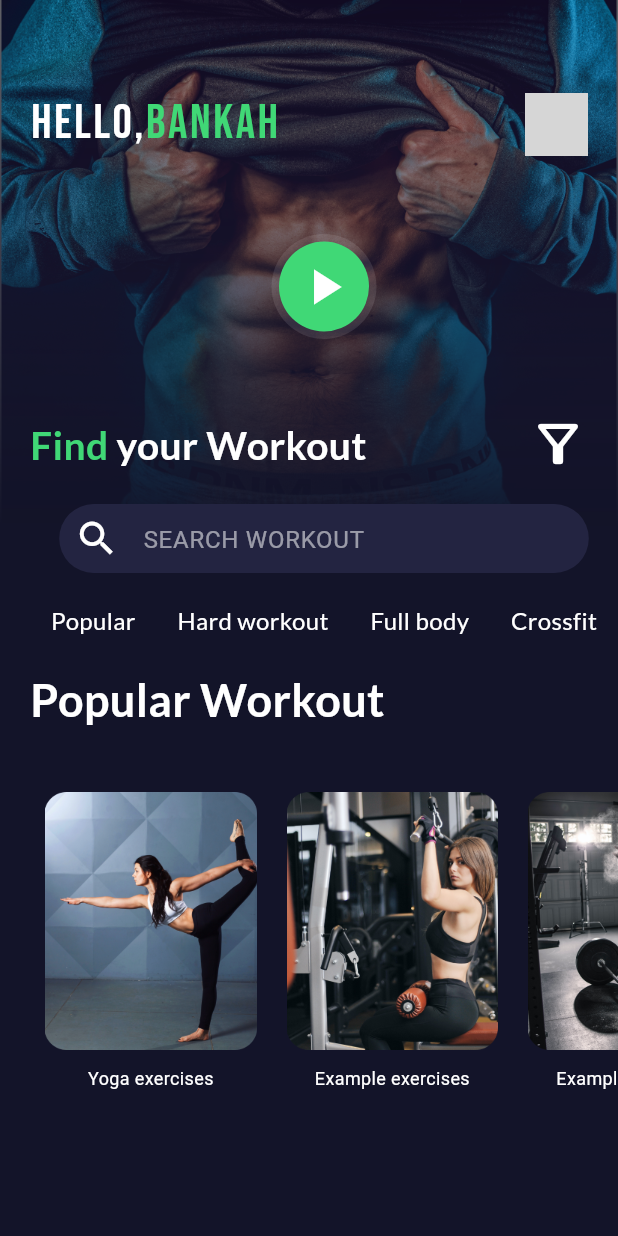
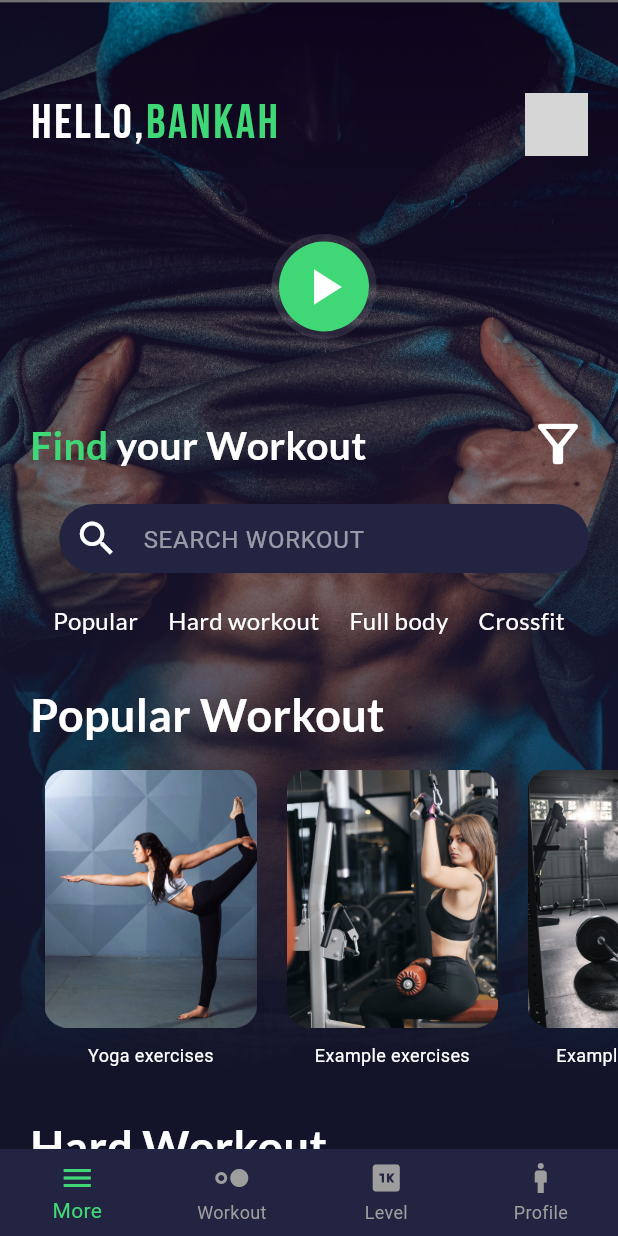
Before and after one commit to bankah-junior/Flutter_Projects, a Flutter app: the HomeView screen opened directly, on a phone screen of 412 x 824 dp. Run offline on Flutter 3.47's test engine with Material 3 defaults, Android fonts, the phone set to English and light mode, and no system bars; our stand-ins replace google_fonts; grey boxes are pictures that could not be loaded.

Commit message:
Added Profile Screen

```diff
--- /dev/null
+++ b/lib/customWidgets/bottom_navbar.dart
@@ -0,0 +1,75 @@
+import 'package:flutter/material.dart';
+import 'package:flutter_masterclass/screens/home_view.dart';
+import 'package:flutter_masterclass/screens/profile.dart';
+import 'package:flutter_masterclass/screens/welcom_view.dart';
+
+class BottomNavBar extends StatefulWidget {
+  const BottomNavBar({super.key});
+
+  @override
+  State<BottomNavBar> createState() => _BottomNavBarState();
+}
+
+class _BottomNavBarState extends State<BottomNavBar> {
+  final int _selectedIndex = 0;
+
+  @override
+  Widget build(BuildContext context) {
+    return BottomNavigationBar(
+      items: const <BottomNavigationBarItem>[
+        BottomNavigationBarItem(
+          icon: Icon(Icons.menu),
+          label: "More",
+        ),
+        BottomNavigationBarItem(
+          icon: Icon(Icons.hdr_strong),
+          label: "Workout",
+        ),
+        BottomNavigationBarItem(
+          icon: Icon(Icons.one_k),
+          label: "Level",
+        ),
+        BottomNavigationBarItem(
+          icon: Icon(Icons.man),
+          label: "Profile",
+        ),
+      ],
+      currentIndex: _selectedIndex,
+      selectedItemColor: const Color(0xFF40D876),
+      unselectedItemColor: Colors.grey,
+      showSelectedLabels: true,
+      showUnselectedLabels: true,
+      backgroundColor: const Color(0xFF232441),
+      elevation: 5,
+      type: BottomNavigationBarType.fixed,
+      onTap: (int index) {
+        switch (index) {
+          case 0:
+            Navigator.push(
+              context,
+              MaterialPageRoute(builder: (context) => const HomeView()),
+            );
+            break;
+          case 1:
+            Navigator.push(
+              context,
+              MaterialPageRoute(builder: (context) => const HomeView()),
+            );
+            break;
+          case 2:
+            Navigator.push(
+              context,
+              MaterialPageRoute(builder: (context) => const WelcomView()),
+            );
+            break;
+          case 3:
+            Navigator.push(
+              context,
+              MaterialPageRoute(builder: (context) => const Profile()),
+            );
+            break;
+        }
+      },
+    );
+  }
+}
--- /dev/null
+++ b/lib/customWidgets/card_body.dart
@@ -0,0 +1,43 @@
+import 'package:flutter/material.dart';
+
+class CardBody extends StatelessWidget {
+  const CardBody({
+    super.key,
+    required this.image,
+    required this.text,
+  });
+
+  final ImageProvider<Object> image;
+  final String text;
+
+  @override
+  Widget build(BuildContext context) {
+    return Padding(
+      padding: const EdgeInsets.symmetric(horizontal: 10.0),
+      child: Column(
+        children: [
+          Container(
+            height: 172,
+            width: 141,
+            decoration: BoxDecoration(
+              image: DecorationImage(
+                image: image,
+                fit: BoxFit.cover,
+              ),
+            ),
+          ),
+          const SizedBox(
+            height: 10,
+          ),
+          Text(
+            text,
+            style: const TextStyle(
+              color: Colors.white,
+              fontSize: 12,
+            ),
+          ),
+        ],
+      ),
+    );
+  }
+}
--- /dev/null
+++ b/lib/customWidgets/card_heading.dart
@@ -0,0 +1,30 @@
+import 'package:flutter/material.dart';
+import 'package:google_fonts/google_fonts.dart';
+
+class CardHeading extends StatelessWidget {
+  const CardHeading({
+    super.key,
+    required this.text,
+  });
+
+  final String text;
+
+  @override
+  Widget build(BuildContext context) {
+    return Padding(
+      padding: const EdgeInsets.only(top: 30),
+      child: Row(
+        children: [
+          Text(
+            text,
+            style: GoogleFonts.lato(
+              fontSize: 30,
+              color: Colors.white,
+              fontWeight: FontWeight.bold,
+            ),
+          ),
+        ],
+      ),
+    );
+  }
+}
--- a/lib/screens/home_view.dart
+++ b/lib/screens/home_view.dart
@@ -1,5 +1,9 @@
 import 'package:flutter/material.dart';
+import 'package:flutter_masterclass/customWidgets/bottom_navbar.dart';
+import 'package:flutter_masterclass/customWidgets/card_body.dart';
+import 'package:flutter_masterclass/customWidgets/card_heading.dart';
 import 'package:flutter_masterclass/screens/mode.dart';
+import 'package:flutter_masterclass/screens/welcom_view.dart';
 import 'package:google_fonts/google_fonts.dart';
 
 class HomeView extends StatefulWidget {
@@ -25,12 +29,21 @@ class _HomeViewState extends State<HomeView> {
       name: "Example exercises",
     ),
   ];
+
+  final List menu = [
+    "Popular",
+    "Hard workout",
+    "Full body",
+    "Crossfit",
+  ];
+
   @override
   Widget build(BuildContext context) {
     return Scaffold(
-      body: Container(
-        width: double.infinity,
-        height: double.infinity,
+      body: SingleChildScrollView(
+        child: Container(
+          // width: double.infinity,
+          // height: double.infinity,
           decoration: const BoxDecoration(
             image: DecorationImage(
               image: AssetImage("assets/images/image3.png"),
@@ -94,6 +107,18 @@ class _HomeViewState extends State<HomeView> {
                       borderRadius: BorderRadius.circular(40.0),
                     ),
                     child: Center(
+                      child: TextButton(
+                        style: TextButton.styleFrom(
+                          padding: const EdgeInsets.all(0),
+                        ),
+                        onPressed: () {
+                          Navigator.push(
+                            context,
+                            MaterialPageRoute(
+                              builder: (context) => const WelcomView(),
+                            ),
+                          );
+                        },
                         child: Container(
                           height: 60,
                           width: 60,
@@ -106,6 +131,7 @@ class _HomeViewState extends State<HomeView> {
                               Icons.play_arrow,
                               size: 40,
                               color: Colors.white,
+                            ),
                           ),
                         ),
                       ),
@@ -175,57 +201,29 @@ class _HomeViewState extends State<HomeView> {
                 ),
                 Padding(
                   padding: const EdgeInsets.only(top: 20),
+                  child: SingleChildScrollView(
+                    scrollDirection: Axis.horizontal,
                     child: Row(
                       mainAxisAlignment: MainAxisAlignment.spaceAround,
                       children: [
-                    Text(
-                      "Popular",
+                        for (int i = 0; i < menu.length; i++)
+                          Padding(
+                            padding: const EdgeInsets.only(right: 20.0),
+                            child: Text(
+                              menu[i],
                               style: GoogleFonts.lato(
                                 fontSize: 16,
                                 color: Colors.white,
                               ),
                             ),
-                    Text(
-                      "Hard workout",
-                      style: GoogleFonts.lato(
-                        fontSize: 16,
-                        color: Colors.white,
-                      ),
-                    ),
-                    Text(
-                      "Full body",
-                      style: GoogleFonts.lato(
-                        fontSize: 16,
-                        color: Colors.white,
-                      ),
-                    ),
-                    Text(
-                      "Crossfit",
-                      style: GoogleFonts.lato(
-                        fontSize: 16,
-                        color: Colors.white,
-                      ),
                           ),
                       ],
                     ),
                   ),
+                ),
+                const CardHeading(text: "Popular Workout"),
                 Padding(
-                padding: const EdgeInsets.only(top: 20),
-                child: Row(
-                  children: [
-                    Text(
-                      "Popular Workout",
-                      style: GoogleFonts.lato(
-                        fontSize: 30,
-                        color: Colors.white,
-                        fontWeight: FontWeight.bold,
-                      ),
-                    ),
-                  ],
-                ),
-              ),
-              Padding(
-                padding: const EdgeInsets.only(top: 40),
+                  padding: const EdgeInsets.only(top: 15),
                   child: SizedBox(
                     width: double.infinity,
                     height: 200,
@@ -233,40 +231,72 @@ class _HomeViewState extends State<HomeView> {
                         itemCount: catego.length,
                         scrollDirection: Axis.horizontal,
                         itemBuilder: (BuildContext context, index) {
-                        return Padding(
-                          padding: const EdgeInsets.symmetric(horizontal: 10.0),
-                          child: Column(
-                            children: [
-                              Container(
-                                height: 172,
-                                width: 141,
-                                decoration: BoxDecoration(
-                                  image: DecorationImage(
+                          return CardBody(
                             image: AssetImage(catego[index].imagUrl),
-                                    fit: BoxFit.cover,
-                                  ),
-                                ),
-                              ),
-                              const SizedBox(
-                                height: 10,
-                              ),
-                              Text(
-                                catego[index].name,
-                                style: const TextStyle(
-                                  color: Colors.white,
-                                  fontSize: 12,
-                                ),
-                              ),
-                            ],
-                          ),
+                            text: catego[index].name,
                           );
                         }),
                   ),
-              )
+                ),
+                const CardHeading(text: "Hard Workout"),
+                Padding(
+                  padding: const EdgeInsets.only(top: 15),
+                  child: SizedBox(
+                    width: double.infinity,
+                    height: 200,
+                    child: ListView.builder(
+                        itemCount: catego.length,
+                        scrollDirection: Axis.horizontal,
+                        itemBuilder: (BuildContext context, index) {
+                          return CardBody(
+                            image: AssetImage(catego[index].imagUrl),
+                            text: catego[index].name,
+                          );
+                        }),
+                  ),
+                ),
+                const CardHeading(text: "Full body"),
+                Padding(
+                  padding: const EdgeInsets.only(top: 15),
+                  child: SizedBox(
+                    width: double.infinity,
+                    height: 200,
+                    child: ListView.builder(
+                        itemCount: catego.length,
+                        scrollDirection: Axis.horizontal,
+                        itemBuilder: (BuildContext context, index) {
+                          return CardBody(
+                            image: AssetImage(catego[index].imagUrl),
+                            text: catego[index].name,
+                          );
+                        }),
+                  ),
+                ),
+                const CardHeading(text: "Crossfit"),
+                Padding(
+                  padding: const EdgeInsets.only(top: 15),
+                  child: SizedBox(
+                    width: double.infinity,
+                    height: 200,
+                    child: ListView.builder(
+                        itemCount: catego.length,
+                        scrollDirection: Axis.horizontal,
+                        itemBuilder: (BuildContext context, index) {
+                          return CardBody(
+                            image: AssetImage(catego[index].imagUrl),
+                            text: catego[index].name,
+                          );
+                        }),
+                  ),
+                ),
+                const SizedBox(height: 40,),
               ],
             ),
           ),
         ),
+      ),
+      bottomNavigationBar: const BottomNavBar(),
     );
   }
+
 }
--- a/lib/screens/welcom_view.dart
+++ b/lib/screens/welcom_view.dart
@@ -13,7 +13,8 @@ class WelcomView extends StatefulWidget {
 class _WelcomViewState extends State<WelcomView> {
   final List levels = [
     "Beginner",
-    "inactive",
+    "Semi",
+    "Advanced",
   ];
   @override
   Widget build(BuildContext context) {
@@ -196,4 +197,5 @@ class _WelcomViewState extends State<WelcomView> {
       ),
     );
   }
+
 }
```
Also changed, not shown: lib/screens/profile.dart (added, +295 -0 lines). Lines whose indentation alone changed are shown as unchanged.
